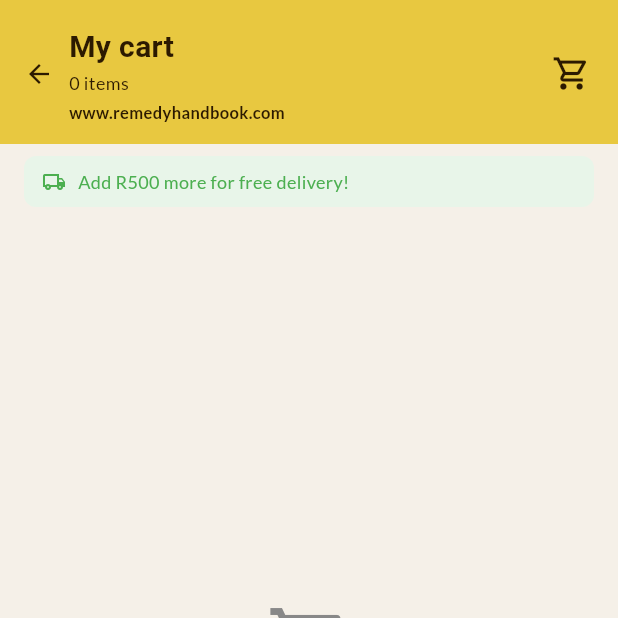
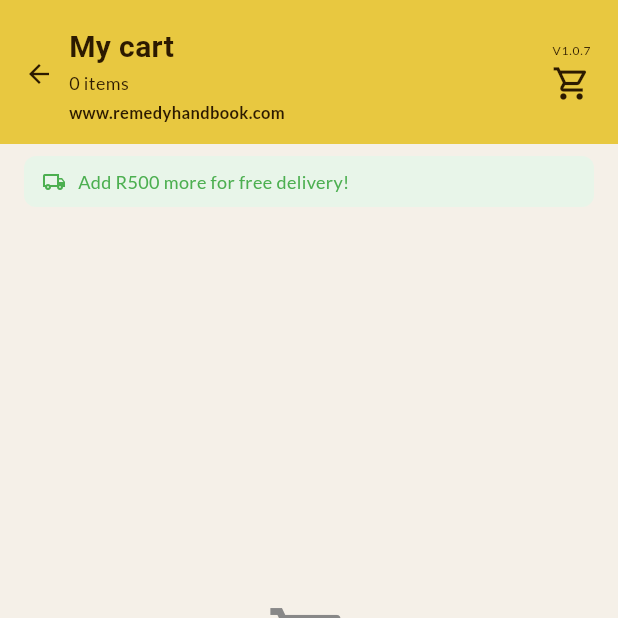
Before and after one commit to henniejohmuller-coder/remedyhandbook, a Flutter app: the screen it shows once a user with an empty profile is signed in, item 2 of the bottom bar chosen, after a tap on the "shopping cart" icon, on a phone screen of 412 x 824 dp, the top half of it. Run offline on Flutter 3.47's test engine with Material 3 defaults, Android fonts, the phone set to English and light mode, and no system bars; our stand-ins replace file_picker, go_router, share_plus, shared_preferences, supabase_flutter, webview_flutter; missing offline and left inert: dart:html, dart:js_util; accounts and stored records are empty; Roboto replaces fonts that are missing (Georgia).

Commit message:
Release V1.0.7

```diff
--- a/lib/main.dart
+++ b/lib/main.dart
@@ -148,7 +148,7 @@ class _AppShellState extends State<AppShell> {
 
   Future<void> _checkVersion() async {
     try {
-      const currentVersion = '1.0.6';
+      const currentVersion = '1.0.7';
       final data = await Supabase.instance.client
           .from('app_version').select().eq('id', 1).single();
       final latest     = data['version']?.toString() ?? currentVersion;
--- a/lib/widgets/shared_widgets.dart
+++ b/lib/widgets/shared_widgets.dart
@@ -142,6 +142,13 @@ class YellowAppBar extends StatelessWidget {
             children: [
               if (actions != null) ...actions!,
               if (actions != null) const SizedBox(width: 10),
+              Column(
+                mainAxisSize: MainAxisSize.min,
+                children: [
+                  const Text('V1.0.7',
+                    style: TextStyle(fontSize: 8, color: AppColors.dark,
+                      fontWeight: FontWeight.w400, letterSpacing: 0.5)),
+                  const SizedBox(height: 1),
               GestureDetector(
                 onTap: () async {
                   final canNavigate = await NavigationGuard.shouldNavigate(context);
@@ -177,6 +184,8 @@ class YellowAppBar extends StatelessWidget {
                     ),
                   ],
                 ),
+              ),
+                ],
               ),
             ],
           ),
--- a/pubspec.yaml
+++ b/pubspec.yaml
@@ -1,7 +1,7 @@
 name: herbal_remedy_app
 description: Herbal Remedy Book - Your natural health companion
 publish_to: 'none'
-version: 1.0.6+7
+version: 1.0.7+8
 
 environment:
   sdk: '>=3.0.0 <4.0.0'
```
Also changed, not shown: 2 other files.
